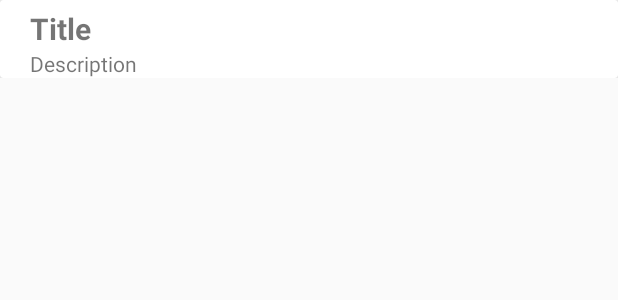
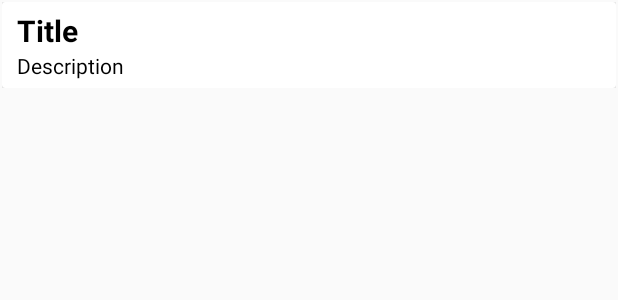
Before and after one commit to pix3lat0r/CPS731Lab04, an Android app: the layout recipelist.xml on its own in the app's theme, with its tools: preview values and no code run, on a phone screen of 412 x 824 dp. Shown: the top 300 px of the screen. Run offline under Robolectric (Android 15) with nearby library versions, the phone set to English and light mode, and no system bars.

Commit message:
modified the recipelist layout

```diff
--- a/app/src/main/java/com/example/cps731lab04sec01alisonder/RecyclerViewAdapter.java
+++ b/app/src/main/java/com/example/cps731lab04sec01alisonder/RecyclerViewAdapter.java
@@ -37,7 +37,7 @@ public class RecyclerViewAdapter extends RecyclerView.Adapter<RecyclerViewAdapte
 
     @Override
     public int getItemCount() {
-        return 0;
+        return data1.length;
     }
 
     public class MyViewHolder extends RecyclerView.ViewHolder {
--- a/app/src/main/res/layout/recipelist.xml
+++ b/app/src/main/res/layout/recipelist.xml
@@ -1,9 +1,11 @@
 <?xml version="1.0" encoding="utf-8"?>
-<androidx.constraintlayout.widget.ConstraintLayout xmlns:android="http://schemas.android.com/apk/res/android"
+<LinearLayout xmlns:android="http://schemas.android.com/apk/res/android"
     xmlns:app="http://schemas.android.com/apk/res-auto"
     xmlns:tools="http://schemas.android.com/tools"
-    android:orientation="vertical" android:layout_width="match_parent"
-    android:layout_height="wrap_content">
+    android:orientation="vertical"
+    android:layout_width="match_parent"
+    android:layout_height="wrap_content"
+    android:padding="1dp">
 
     <androidx.cardview.widget.CardView
         android:layout_width="match_parent"
@@ -18,10 +20,11 @@
                 android:id="@+id/titleText"
                 android:layout_width="wrap_content"
                 android:layout_height="wrap_content"
-                android:layout_marginLeft="20dp"
-                android:layout_marginStart="20dp"
+                android:layout_marginLeft="10dp"
+                android:layout_marginStart="10dp"
                 android:layout_marginTop="5dp"
                 android:text="@string/title"
+                android:textColor="@color/black"
                 android:textSize="20sp"
                 android:textStyle="bold"
                 app:layout_constraintStart_toStartOf="parent"
@@ -31,11 +34,16 @@
                 android:id="@+id/descriptionText"
                 android:layout_width="wrap_content"
                 android:layout_height="wrap_content"
-                android:layout_marginLeft="20dp"
-                android:layout_marginStart="20dp"
+                android:layout_marginBottom="5dp"
+                android:layout_marginLeft="10dp"
+                android:layout_marginStart="10dp"
                 android:text="@string/descript"
+                android:textColor="@color/black"
+                app:layout_constraintBottom_toBottomOf="parent"
                 app:layout_constraintStart_toStartOf="parent"
                 app:layout_constraintTop_toBottomOf="@+id/titleText" />
         </androidx.constraintlayout.widget.ConstraintLayout>
+
     </androidx.cardview.widget.CardView>
-</androidx.constraintlayout.widget.ConstraintLayout>
+
+</LinearLayout>
--- a/app/src/main/res/values/colors.xml
+++ b/app/src/main/res/values/colors.xml
@@ -3,4 +3,5 @@
     <color name="colorPrimary">#6200EE</color>
     <color name="colorPrimaryDark">#3700B3</color>
     <color name="colorAccent">#03DAC5</color>
+    <color name="black">#000000</color>
 </resources>
--- a/app/src/main/res/values/strings.xml
+++ b/app/src/main/res/values/strings.xml
@@ -8,8 +8,8 @@
         <item>Earl Grey Tea</item>
     </string-array>
     <string-array name="descriptions">
-        <item>Want a nice refreshing drink that involves ice and coffee? This recipe is for you! It's quick, easy, budget-friendly, and tastes just like the gourmet coffee-shops, if not better!</item>
+        <item>Want a nice refreshing drink that involves ice and coffee? This recipe is for you! It is quick, easy, budget-friendly, and tastes just like the gourmet coffee-shops, if not better!</item>
         <item>Tired of hot chocolate? Look no more! This is the BEST french vanilla recipe that you will ever find in your entire life.</item>
-        <item>Have you ever tried milk with tea? This recipe is PERFECT. Just add milk, earl grey tea bag, water, and you're good to go!</item>
+        <item>Have you ever tried milk with tea? This recipe is PERFECT. Just add milk, earl grey tea bag, water, and you are good to go!</item>
     </string-array>
 </resources>
```
